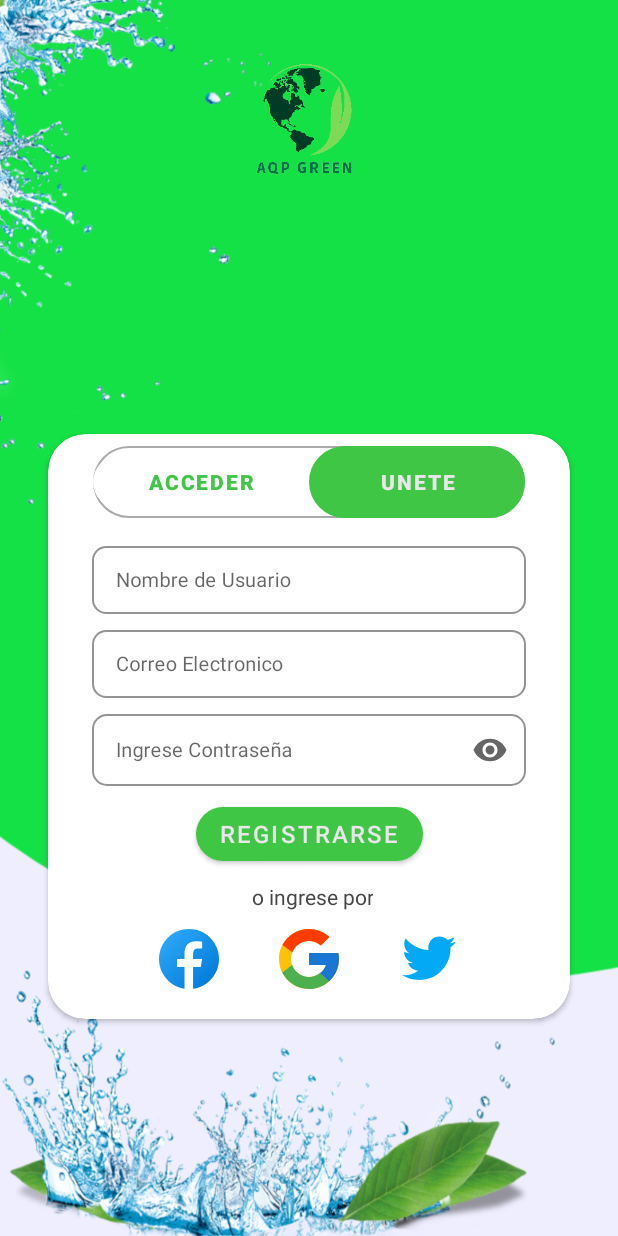
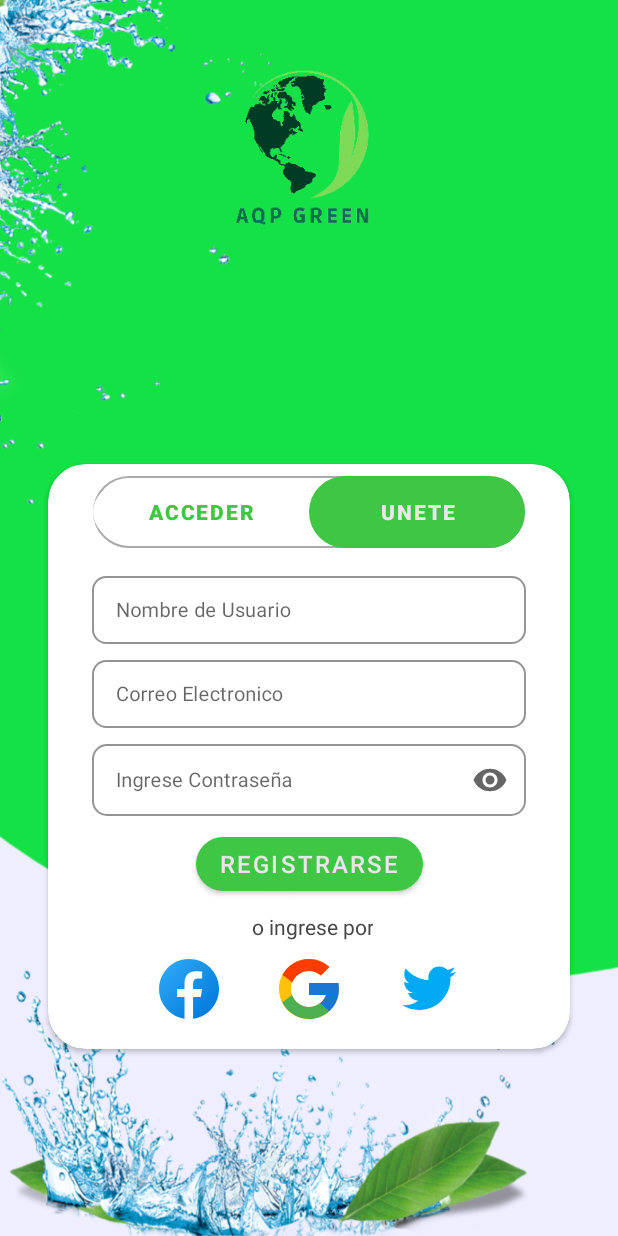
Before and after one commit to JoseMiguelVM/Proyecto_AQPGreen, an Android app: the RegistroFragment screen opened through its navigation route, on a phone screen of 412 x 824 dp. Run offline under Robolectric (Android 15) with nearby library versions, the phone set to English and light mode, and no system bars; pictures from the network do not load.

Commit message:
Cambios menores

```diff
--- a/app/src/main/res/layout/fragment_registro.xml
+++ b/app/src/main/res/layout/fragment_registro.xml
@@ -10,8 +10,8 @@
 
     <ImageView
         android:id="@+id/iv_logo"
-        android:layout_width="100dp"
-        android:layout_height="100dp"
+        android:layout_width="140dp"
+        android:layout_height="140dp"
         android:layout_marginTop="32dp"
         app:layout_constraintEnd_toEndOf="parent"
         app:layout_constraintStart_toStartOf="parent"
```
Also changed, not shown: app/src/main/res/layout/fragment_lista_de_ong.xml (+14 -2 lines), app/src/main/res/layout/fragment_lista_de_premios.xml (+13 -0 lines).
